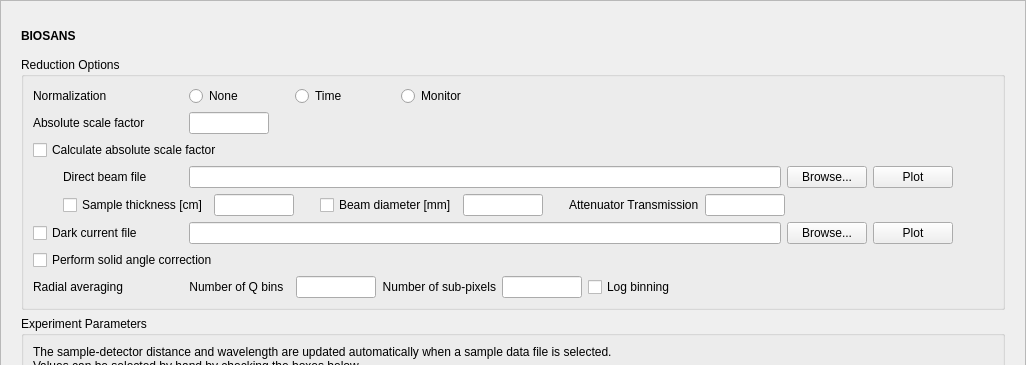
This is Code/Mantid/scripts/Interface/ui/sans/hfir_instrument.ui in mantidproject/mantid as Qt 5 draws it before an edit; both pictures show x 0 to 1026 and y 0 to 365 of the 1026 by 1152 pixel window. The edited form follows.
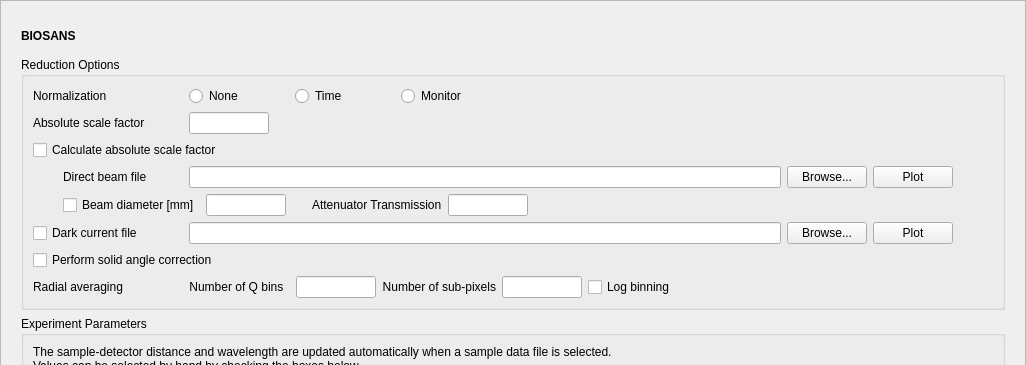
This is the edited form.

Commit message: Updated HFIR UI for geometry correction. Re #3426

Diff of the .ui file:
```diff
--- a/Code/Mantid/scripts/Interface/ui/sans/hfir_instrument.ui
+++ b/Code/Mantid/scripts/Interface/ui/sans/hfir_instrument.ui
@@ -421,63 +421,6 @@
               </property>
              </spacer>
             </item>
-            <item>
-             <widget class="QCheckBox" name="thickness_chk">
-              <property name="minimumSize">
-               <size>
-                <width>120</width>
-                <height>0</height>
-               </size>
-              </property>
-              <property name="maximumSize">
-               <size>
-                <width>16777215</width>
-                <height>16777215</height>
-               </size>
-              </property>
-              <property name="toolTip">
-               <string>Select to set the sample thickness.</string>
-              </property>
-              <property name="text">
-               <string>Sample thickness [cm]</string>
-              </property>
-             </widget>
-            </item>
-            <item>
-             <widget class="QLineEdit" name="thickness_edit">
-              <property name="minimumSize">
-               <size>
-                <width>80</width>
-                <height>0</height>
-               </size>
-              </property>
-              <property name="maximumSize">
-               <size>
-                <width>80</width>
-                <height>16777215</height>
-               </size>
-              </property>
-              <property name="toolTip">
-               <string>Enter a value for the sample thickness in cm.</string>
-              </property>
-             </widget>
-            </item>
-            <item>
-             <spacer name="horizontalSpacer_13">
-              <property name="orientation">
-               <enum>Qt::Horizontal</enum>
-              </property>
-              <property name="sizeType">
-               <enum>QSizePolicy::Fixed</enum>
-              </property>
-              <property name="sizeHint" stdset="0">
-               <size>
-                <width>20</width>
-                <height>20</height>
-               </size>
-              </property>
-             </spacer>
-            </item>
             <item>
              <widget class="QCheckBox" name="beamstop_chk">
               <property name="text">
```
The commit also changes 16 other files.
